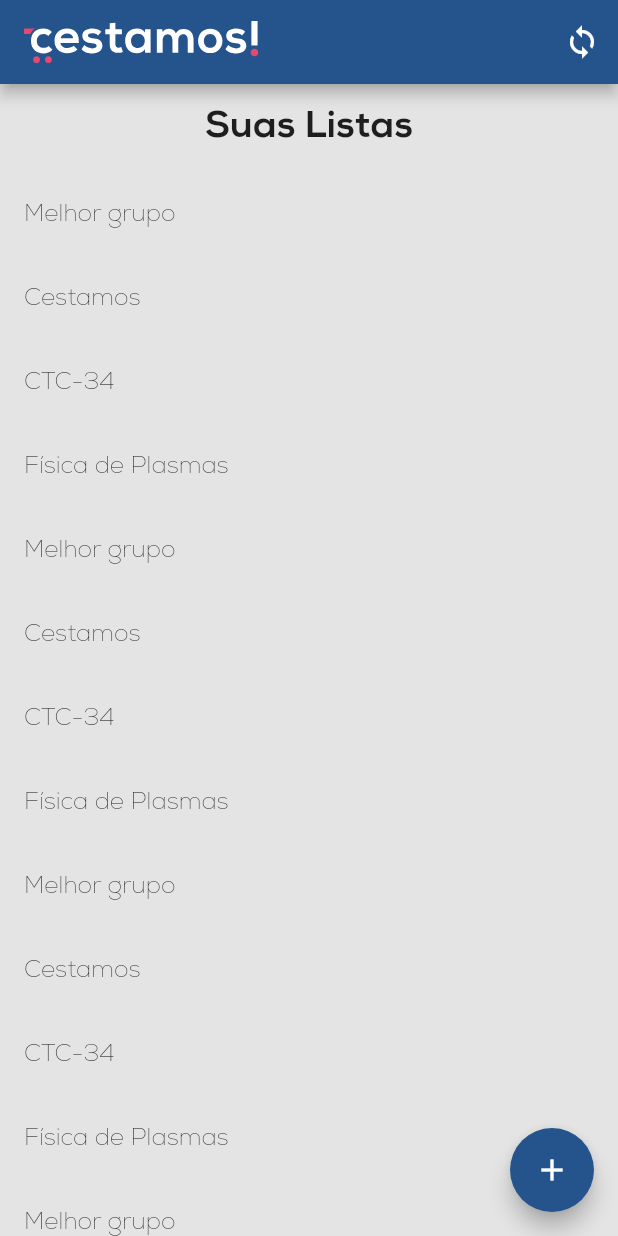
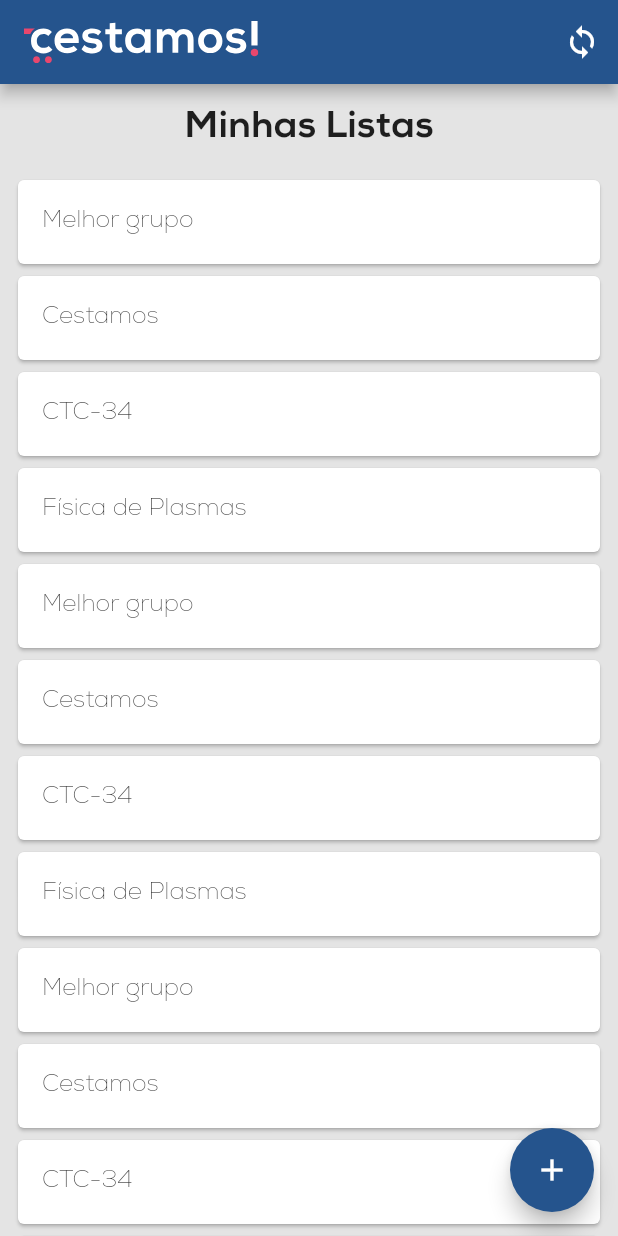
Before and after one commit to emmanuelsdias/cestamos_frontend, a Flutter app: the ListsPage screen opened directly, on a phone screen of 412 x 824 dp. Run offline on Flutter 3.47's test engine with Material 2 defaults, Android fonts, the phone set to English and light mode, and no system bars; our stand-ins replace flutter_snake_navigationbar, flutter_svg.

```diff
--- a/cestamos/lib/pages/lists_page.dart
+++ b/cestamos/lib/pages/lists_page.dart
@@ -63,7 +63,7 @@ class _ListsPageState extends State<ListsPage> {
                 const Padding(
                   padding: EdgeInsets.all(15),
                   child: Text(
-                    "Suas Listas",
+                    "Minhas Listas",
                     style: TextStyle(
                       fontWeight: FontWeight.bold,
                       fontSize: 25,
--- a/cestamos/lib/widgets/shop_list_tile.dart
+++ b/cestamos/lib/widgets/shop_list_tile.dart
@@ -9,8 +9,13 @@ class ShopListTile extends StatelessWidget {
 
   @override
   Widget build(BuildContext context) {
-    return ListTile(
-      title: Text(shopListSummary.shopListName),
+    return Padding(
+      padding: const EdgeInsets.symmetric(horizontal: 8.0),
+      child: Card(
+        child: ListTile(
+          title: Text(shopListSummary.shopListName),
+        ),
+      ),
     );
   }
 }
```
Also changed, not shown: cestamos/lib/pages/one_list_page.dart (+4 -6 lines).
